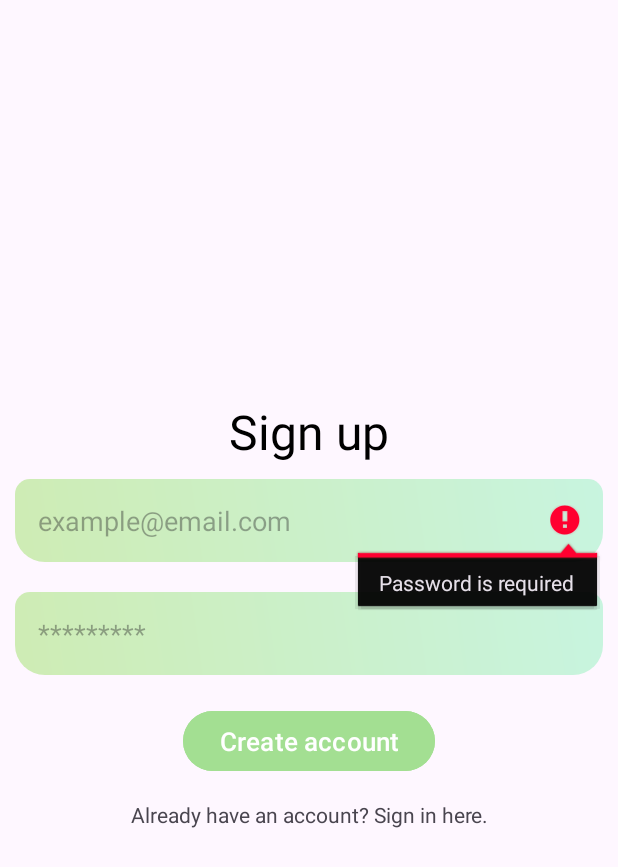
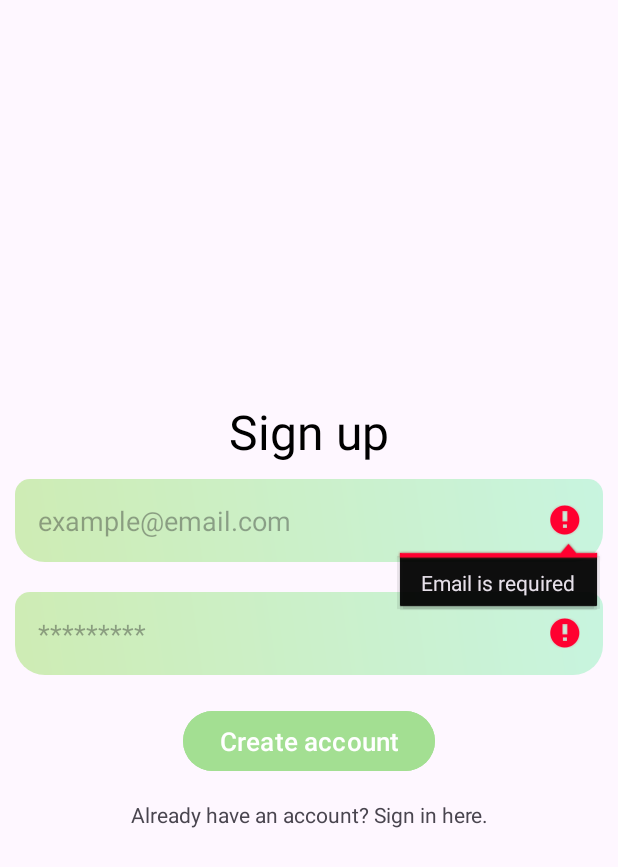
Before and after one commit to thomaswillix/ExpenseManager, an Android app: the RegistrationActivity screen opened directly, with no data from a screen before it, after a tap on "Create account", on a phone screen of 412 x 824 dp. Shown: the top 867 px of the screen. Run offline under Robolectric (Android 15) with nearby library versions, the phone set to English and light mode, and no system bars; our stand-ins replace Firebase (no records; nobody signed in at launch, a user with empty details on screens opened directly).

Commit message:
Registration works! Note: improvement of empty fields handling

```diff
--- a/app/src/main/java/com/example/expensemanager/RegistrationActivity.kt
+++ b/app/src/main/java/com/example/expensemanager/RegistrationActivity.kt
@@ -39,25 +39,38 @@ class RegistrationActivity : AppCompatActivity() {
                 mEmail.setError("Email is required")
             }
             if (TextUtils.isEmpty(password)){
-                mEmail.setError("Password is required")
+                mPass.setError("Password is required")
             }
-
+            if (!TextUtils.isEmpty(email) && !TextUtils.isEmpty(password)) {
                 val progressDialog = ProgressDialog(this)
                 progressDialog.setMessage("Please wait")
                 progressDialog.show()
                 auth.createUserWithEmailAndPassword(email, password).addOnCompleteListener(
-                OnCompleteListener { task -> if (task.isSuccessful){
+                    OnCompleteListener { task ->
+                        if (task.isSuccessful) {
                             progressDialog.dismiss()
-                    Toast.makeText(applicationContext, "Registration was completed successfully", Toast.LENGTH_SHORT).show()
+                            Toast.makeText(
+                                applicationContext,
+                                "Registration was completed successfully",
+                                Toast.LENGTH_SHORT
+                            ).show()
                             startActivity(Intent(applicationContext, HomeActivity::class.java))
-                } else{
+                        } else {
                             progressDialog.dismiss()
-                    Toast.makeText(applicationContext, "Registration failed", Toast.LENGTH_SHORT).show()
-                }})
+                            Toast.makeText(
+                                applicationContext,
+                                "Registration failed",
+                                Toast.LENGTH_SHORT
+                            ).show()
+                        }
+                    })
+                }
             })
             //Login activity
             mSignIn.setOnClickListener(View.OnClickListener {
                 startActivity(Intent(this, MainActivity::class.java))
             })
+
         }
+
 }
```
Lines whose indentation alone changed are shown as unchanged.
